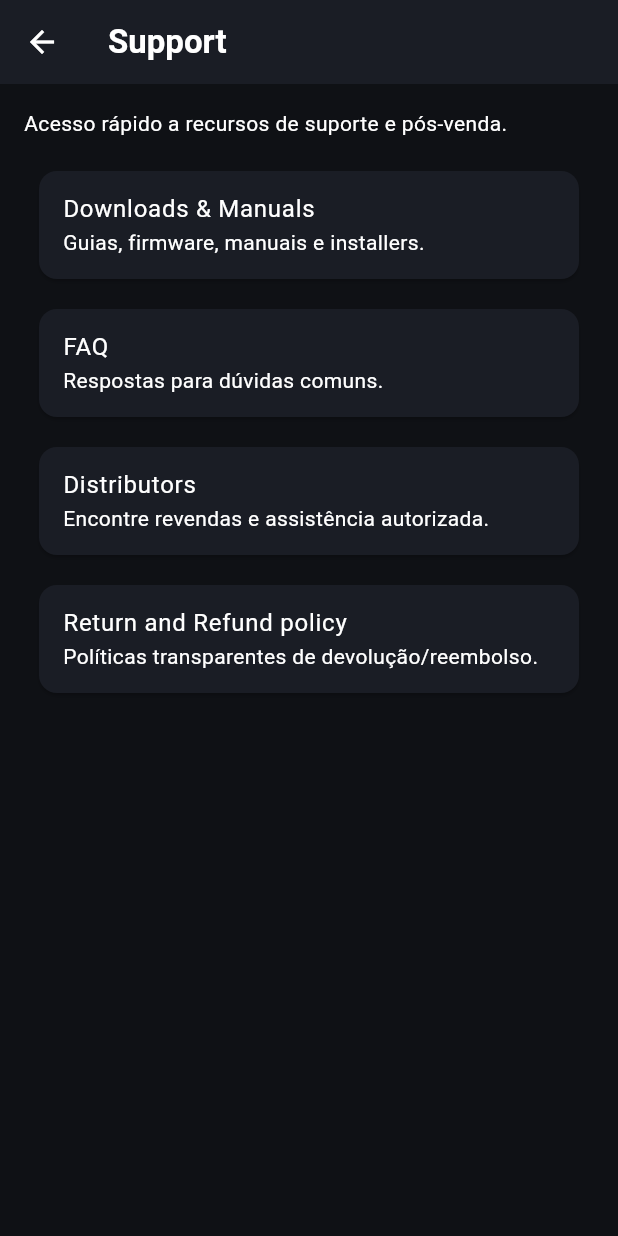
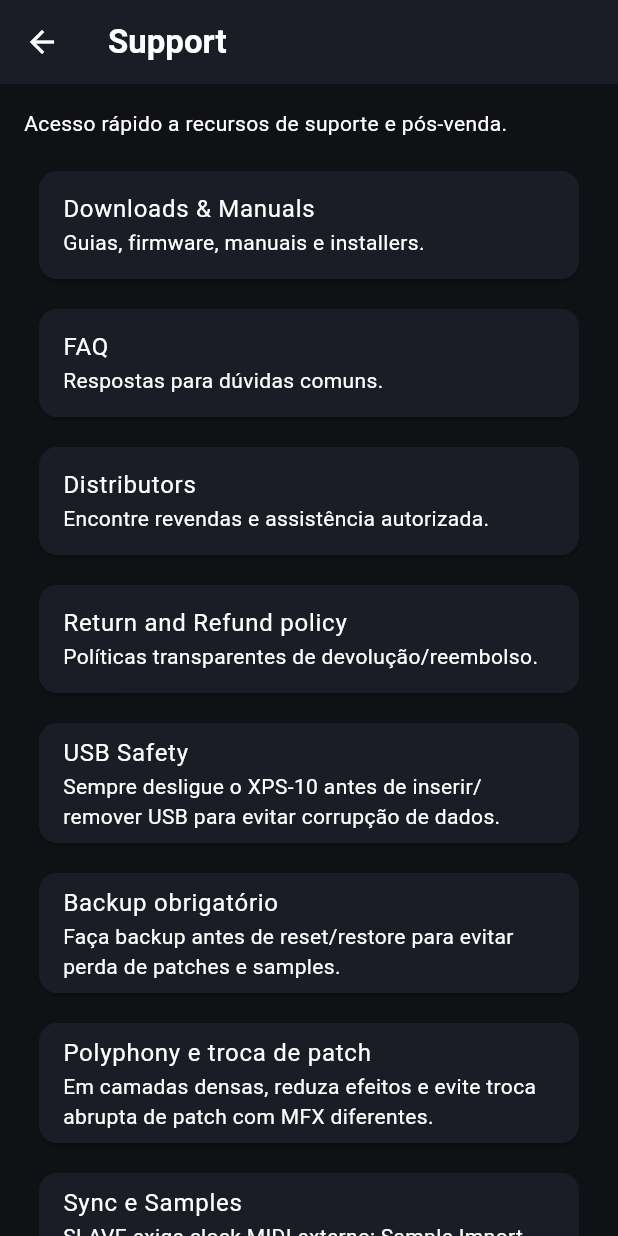
Before and after one commit to luiz5432fds/docs, a Flutter app: the SupportPage screen opened directly, on a phone screen of 412 x 824 dp. Run offline on Flutter 3.47's test engine with Material 3 defaults, Android fonts, the phone set to English and light mode, and no system bars; our stand-ins replace cloud_firestore, cloud_functions, firebase_auth, firebase_core, google_sign_in; accounts and stored records are empty.

Commit message:
feat(security+app): add XPS-10 guardrails and harden CodeQL workflow

```diff
--- a/app/lib/features/support/support_page.dart
+++ b/app/lib/features/support/support_page.dart
@@ -15,6 +15,10 @@ class SupportPage extends StatelessWidget {
         Card(child: ListTile(title: Text('FAQ'), subtitle: Text('Respostas para dúvidas comuns.'))),
         Card(child: ListTile(title: Text('Distributors'), subtitle: Text('Encontre revendas e assistência autorizada.'))),
         Card(child: ListTile(title: Text('Return and Refund policy'), subtitle: Text('Políticas transparentes de devolução/reembolso.'))),
+        Card(child: ListTile(title: Text('USB Safety'), subtitle: Text('Sempre desligue o XPS-10 antes de inserir/remover USB para evitar corrupção de dados.'))),
+        Card(child: ListTile(title: Text('Backup obrigatório'), subtitle: Text('Faça backup antes de reset/restore para evitar perda de patches e samples.'))),
+        Card(child: ListTile(title: Text('Polyphony e troca de patch'), subtitle: Text('Em camadas densas, reduza efeitos e evite troca abrupta de patch com MFX diferentes.'))),
+        Card(child: ListTile(title: Text('Sync e Samples'), subtitle: Text('SLAVE exige clock MIDI externo; Sample Import requer WAV 44.1kHz/16-bit.'))),
       ],
     );
   }
```
Also changed, not shown: 4 other files.
